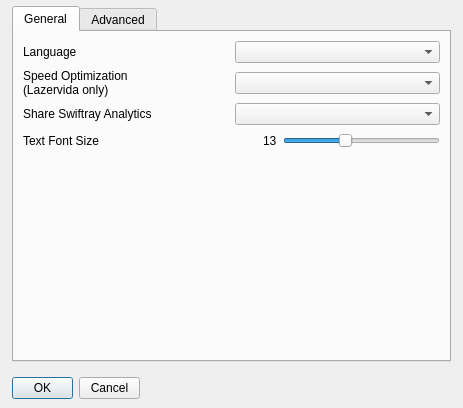
First picture: the form in src/windows/preferences-window.ui, repository flux3dp/swiftray, before the edit.
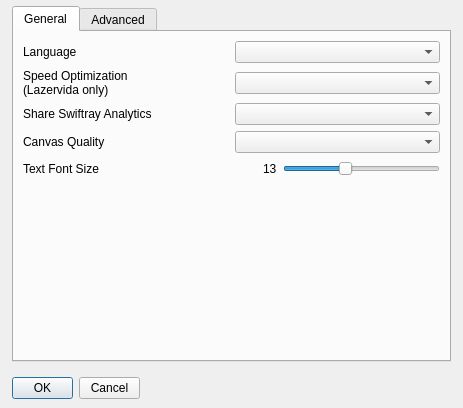
Second picture: the form after the edit.

Commit message: Add setting for quality change

Diff of the .ui file:
```diff
--- a/src/windows/preferences-window.ui
+++ b/src/windows/preferences-window.ui
@@ -89,6 +89,20 @@
        </item>
       </layout>
      </item>
+     <item>
+      <layout class="QHBoxLayout" name="horizontalLayout_5">
+       <item>
+        <widget class="QLabel" name="label_5">
+         <property name="text">
+          <string>Canvas Quality</string>
+         </property>
+        </widget>
+       </item>
+       <item>
+        <widget class="QComboBox" name="comboBoxQuality"/>
+       </item>
+      </layout>
+     </item>
      <item>
       <layout class="QHBoxLayout" name="horizontalLayout_3">
        <item>
```
The commit also changes 14 other files.
